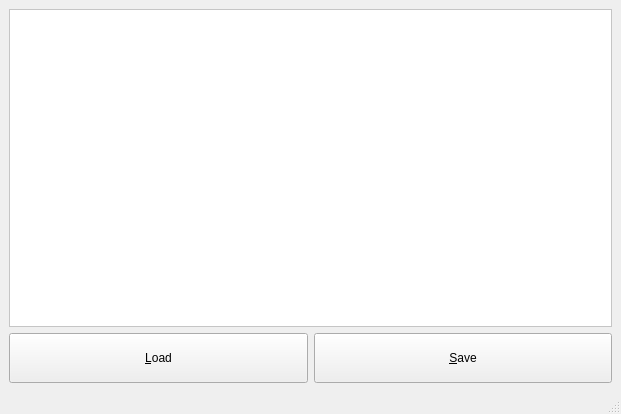
Qt form src/main_window.ui (gianmaria/QtNic) before a commit.
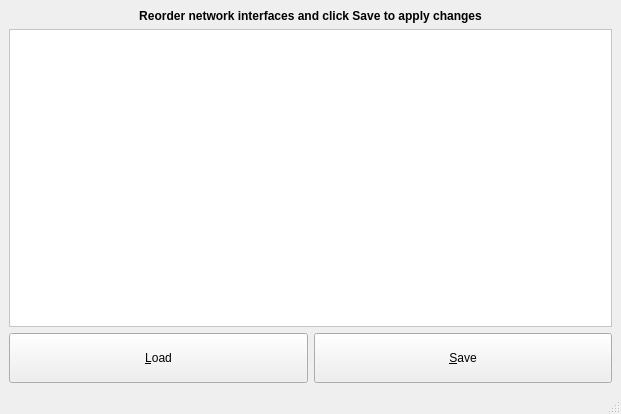
The same form after that commit.

The edit to the form file:
```diff
--- a/src/main_window.ui
+++ b/src/main_window.ui
@@ -16,6 +16,19 @@
   <widget class="QWidget" name="centralwidget">
    <layout class="QGridLayout" name="gridLayout">
     <item row="1" column="0">
+     <widget class="QPlainTextEdit" name="plainTextEdit">
+      <property name="sizePolicy">
+       <sizepolicy hsizetype="Expanding" vsizetype="Expanding">
+        <horstretch>0</horstretch>
+        <verstretch>0</verstretch>
+       </sizepolicy>
+      </property>
+      <property name="styleSheet">
+       <string notr="true">background-color: rgb(255, 255, 255);</string>
+      </property>
+     </widget>
+    </item>
+    <item row="2" column="0">
      <layout class="QHBoxLayout" name="horizontalLayout">
       <item>
        <widget class="QPushButton" name="pbLoad">
@@ -58,15 +71,9 @@
      </layout>
     </item>
     <item row="0" column="0">
-     <widget class="QPlainTextEdit" name="plainTextEdit">
-      <property name="sizePolicy">
-       <sizepolicy hsizetype="Expanding" vsizetype="Expanding">
-        <horstretch>0</horstretch>
-        <verstretch>0</verstretch>
-       </sizepolicy>
-      </property>
-      <property name="styleSheet">
-       <string notr="true">background-color: rgb(255, 255, 255);</string>
+     <widget class="QLabel" name="label">
+      <property name="text">
+       <string>&lt;html&gt;&lt;head/&gt;&lt;body&gt;&lt;p align=&quot;center&quot;&gt;&lt;span style=&quot; font-weight:700;&quot;&gt;Reorder network interfaces and click Save to apply changes&lt;/span&gt;&lt;/p&gt;&lt;/body&gt;&lt;/html&gt;</string>
       </property>
      </widget>
     </item>
```
